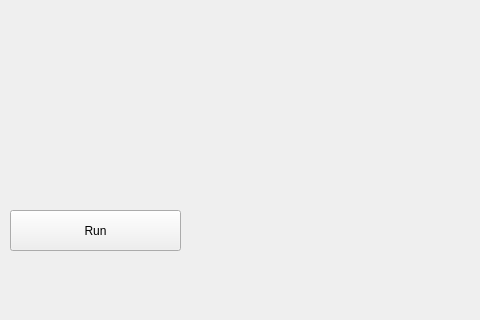
First picture: the form in Model/Template.ui, repository cessnageek/python-auto-guidance, before the edit; both pictures show x 0 to 480 and y 280 to 600 of the 800 by 600 pixel window.
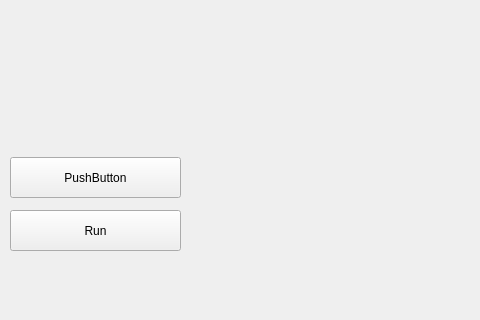
Second picture: the form after the edit.

The edit to the form file:
```diff
--- a/Model/Template.ui
+++ b/Model/Template.ui
@@ -79,6 +79,19 @@
      <string>Set X</string>
     </property>
    </widget>
+   <widget class="QPushButton" name="pushButton">
+    <property name="geometry">
+     <rect>
+      <x>10</x>
+      <y>437</y>
+      <width>171</width>
+      <height>41</height>
+     </rect>
+    </property>
+    <property name="text">
+     <string>PushButton</string>
+    </property>
+   </widget>
   </widget>
   <widget class="QMenuBar" name="menubar">
    <property name="geometry">
```
